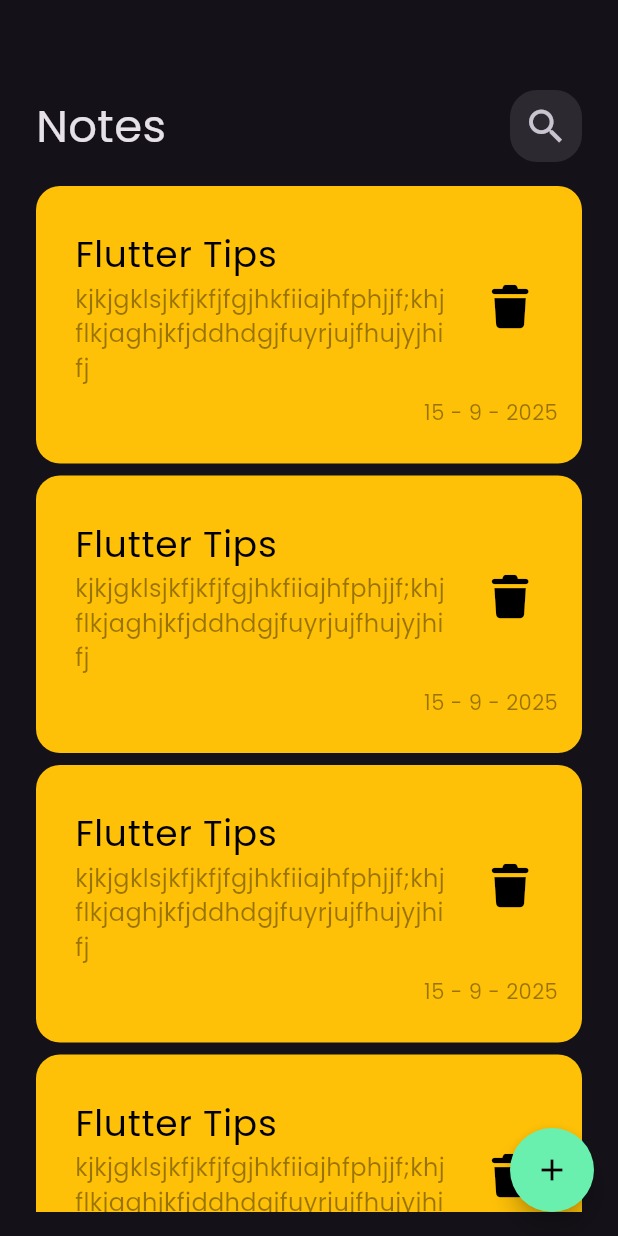
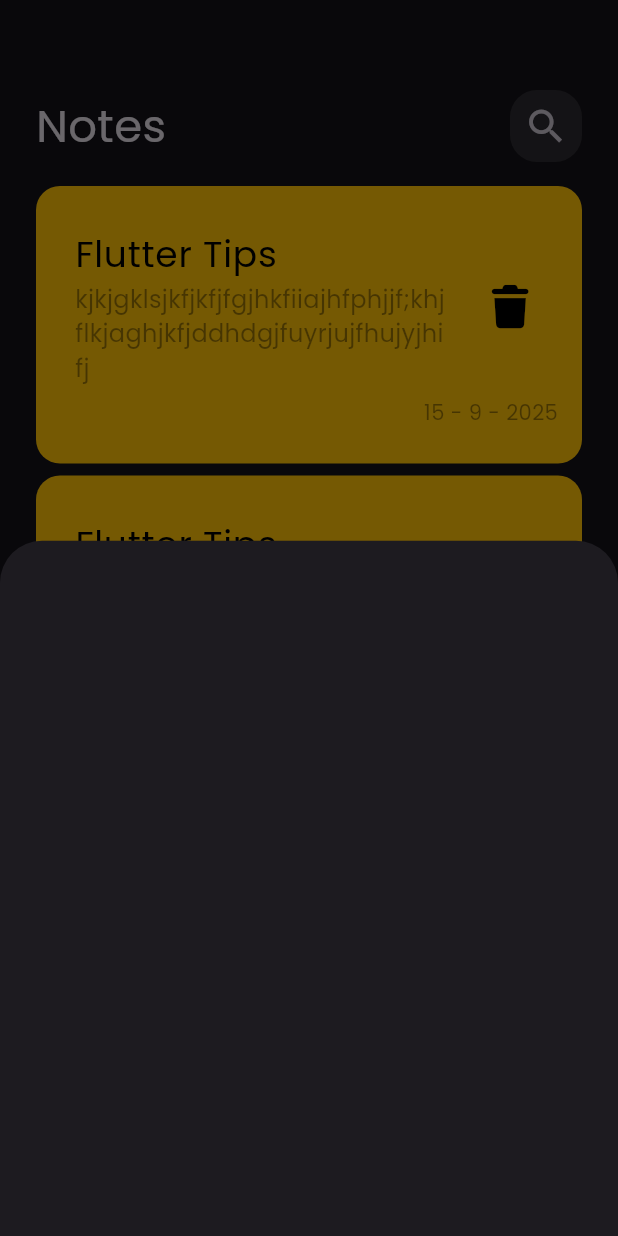
Before and after one commit to TarekHayan/Note-App, a Flutter app: the screen it shows after launch, after a tap on the "add" icon, on a phone screen of 412 x 824 dp. Run offline on Flutter 3.47's test engine with Material 3 defaults, Android fonts, the phone set to English and light mode, and no system bars; our stand-ins replace font_awesome_flutter.

Commit message:
add custom model buttom sheet in floating action buttom

```diff
--- a/lib/widgets/custom_floating_action_button.dart
+++ b/lib/widgets/custom_floating_action_button.dart
@@ -1,4 +1,5 @@
 import 'package:flutter/material.dart';
+import 'package:note_app/widgets/custom_model_buttom_sheet.dart';
 
 class CustomFloatingActionButton extends StatelessWidget {
   const CustomFloatingActionButton({super.key});
@@ -6,7 +7,14 @@ class CustomFloatingActionButton extends StatelessWidget {
   @override
   Widget build(BuildContext context) {
     return FloatingActionButton(
-      onPressed: () {},
+      onPressed: () {
+        showModalBottomSheet(
+          context: context,
+          builder: (context) {
+            return CustomModelButtomSheet();
+          },
+        );
+      },
       backgroundColor: Colors.greenAccent,
       shape: const CircleBorder(),
       child: const Icon(Icons.add, color: Colors.black),
--- /dev/null
+++ b/lib/widgets/custom_model_buttom_sheet.dart
@@ -0,0 +1,10 @@
+import 'package:flutter/material.dart';
+
+class CustomModelButtomSheet extends StatelessWidget {
+  const CustomModelButtomSheet({super.key});
+
+  @override
+  Widget build(BuildContext context) {
+    return Container();
+  }
+}
```
